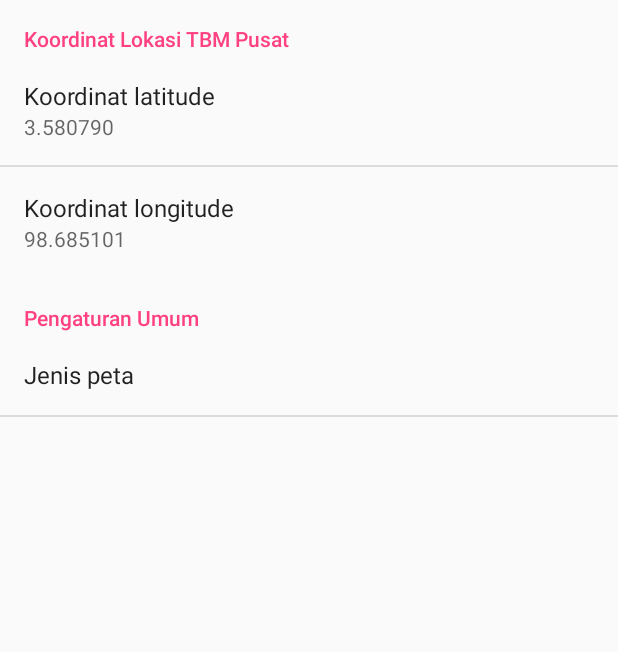
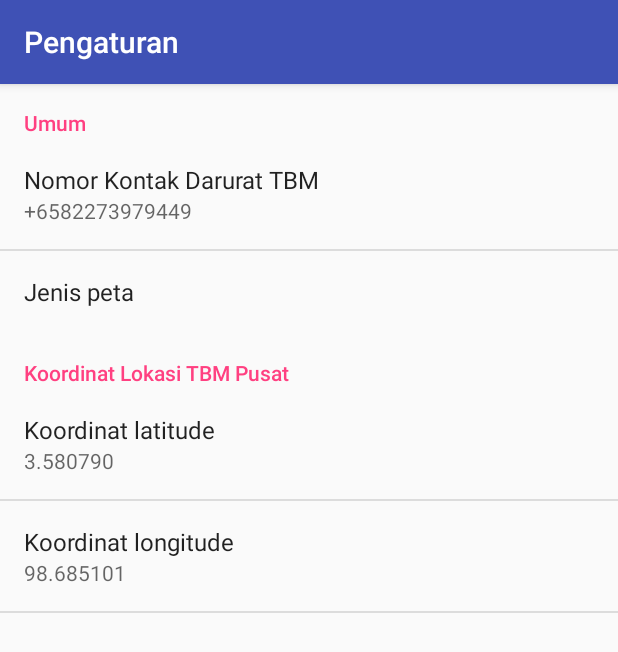
Before and after one commit to iqbalpakeh/medical-emergency-app, an Android app: the screen it shows after launch once a user with an empty profile is signed in (AppSettings before the commit, AppSettingsActivity after it), after a tap on "Pengaturan", on a phone screen of 412 x 824 dp. Shown: the top 652 px of the screen. Run offline under Robolectric (Android 15) with nearby library versions, the phone set to English and light mode, and no system bars; our stand-ins replace Firebase (no records; nobody signed in at launch, a user with empty details on screens opened directly); libraries missing offline, so code that uses them is left out: com.directions.route, com.getbase.floatingactionbutton; 10 statements that could not run were skipped.

Commit message:
Use fragment preference instead of activity fragment

```diff
--- a/Client/EmergencyMedicalTeam/app/src/main/AndroidManifest.xml
+++ b/Client/EmergencyMedicalTeam/app/src/main/AndroidManifest.xml
@@ -75,8 +75,8 @@
         </activity>
 
         <activity
-            android:name=".AppSettings"
-            android:label="@string/app_name"
+            android:name=".settings.AppSettingsActivity"
+            android:label="@string/heading_settings"
             android:screenOrientation="portrait"
             android:theme="@style/action_bar_activity">
             <meta-data
--- a/Client/EmergencyMedicalTeam/app/src/main/java/com/progremastudio/emergencymedicalteam/core/MainActivity.java
+++ b/Client/EmergencyMedicalTeam/app/src/main/java/com/progremastudio/emergencymedicalteam/core/MainActivity.java
@@ -21,12 +21,12 @@ import android.view.View;
 import com.getbase.floatingactionbutton.FloatingActionButton;
 import com.getbase.floatingactionbutton.FloatingActionsMenu;
 import com.google.firebase.auth.FirebaseAuth;
-import com.progremastudio.emergencymedicalteam.AppSettings;
 import com.progremastudio.emergencymedicalteam.AppSharedPreferences;
 import com.progremastudio.emergencymedicalteam.BaseActivity;
 import com.progremastudio.emergencymedicalteam.R;
 import com.progremastudio.emergencymedicalteam.authentication.AboutActivity;
 import com.progremastudio.emergencymedicalteam.authentication.SignInActivity;
+import com.progremastudio.emergencymedicalteam.settings.AppSettingsActivity;
 
 public class MainActivity extends BaseActivity {
 
@@ -198,7 +198,7 @@ public class MainActivity extends BaseActivity {
             /*
             Go to AboutActivity
              */
-            startActivity(new Intent(this, AppSettings.class));
+            startActivity(new Intent(this, AppSettingsActivity.class));
             return true;
 
         }
@@ -229,7 +229,7 @@ public class MainActivity extends BaseActivity {
      */
     private void makePhoneCall() {
         Intent intent = new Intent(Intent.ACTION_CALL);
-        intent.setData(Uri.parse("tel:" + getString(R.string.Ambulance_Phone_Number)));
+        intent.setData(Uri.parse("tel:" + getString(R.string.str_tbm_emergency_contact_default)));
         startActivity(intent);
     }
 
--- /dev/null
+++ b/Client/EmergencyMedicalTeam/app/src/main/java/com/progremastudio/emergencymedicalteam/settings/AppSettingsActivity.java
@@ -0,0 +1,18 @@
+package com.progremastudio.emergencymedicalteam.settings;
+
+import android.os.Bundle;
+import android.support.annotation.Nullable;
+
+import com.progremastudio.emergencymedicalteam.BaseActivity;
+
+public class AppSettingsActivity extends BaseActivity {
+
+    @Override
+    protected void onCreate(@Nullable Bundle savedInstanceState) {
+        super.onCreate(savedInstanceState);
+        getFragmentManager().beginTransaction()
+                .replace(android.R.id.content, new AppSettingsFragment())
+                .commit();
+    }
+
+}
--- a/Client/EmergencyMedicalTeam/app/src/main/java/com/progremastudio/emergencymedicalteam/AppSettings.java
+++ b/Client/EmergencyMedicalTeam/app/src/main/java/com/progremastudio/emergencymedicalteam/settings/AppSettingsFragment.java
@@ -1,14 +1,17 @@
-package com.progremastudio.emergencymedicalteam;
+package com.progremastudio.emergencymedicalteam.settings;
 
 import android.content.SharedPreferences;
 import android.os.Bundle;
 import android.preference.Preference;
-import android.preference.PreferenceActivity;
+import android.preference.PreferenceFragment;
 import android.preference.PreferenceManager;
 import android.support.annotation.Nullable;
 import android.util.Log;
 
-public class AppSettings extends PreferenceActivity implements SharedPreferences.OnSharedPreferenceChangeListener {
+import com.progremastudio.emergencymedicalteam.R;
+
+public class AppSettingsFragment extends PreferenceFragment
+        implements SharedPreferences.OnSharedPreferenceChangeListener {
 
     private static final String TAG = "app-settings";
 
@@ -17,9 +20,26 @@ public class AppSettings extends PreferenceActivity implements SharedPreferences
     public static final String KEY_MAP_TYPE = "key_map_type";
 
     @Override
-    protected void onCreate(@Nullable Bundle savedInstanceState) {
+    public void onCreate(@Nullable Bundle savedInstanceState) {
         super.onCreate(savedInstanceState);
         addPreferencesFromResource(R.xml.preferences);
+    }
+
+    @Override
+    public void onResume() {
+        super.onResume();
+        getPreferenceScreen().getSharedPreferences()
+                .registerOnSharedPreferenceChangeListener(this);
+        resetSummary(KEY_LATITUDE);
+        resetSummary(KEY_LONGITUDE);
+        resetSummary(KEY_MAP_TYPE);
+    }
+
+    @Override
+    public void onPause() {
+        super.onPause();
+        getPreferenceScreen().getSharedPreferences()
+                .unregisterOnSharedPreferenceChangeListener(this);
     }
 
     @Override
@@ -29,27 +49,11 @@ public class AppSettings extends PreferenceActivity implements SharedPreferences
         connectionPref.setSummary(sharedPreferences.getString(key, ""));
     }
 
-    @Override
-    protected void onResume() {
-        super.onResume();
-        getPreferenceScreen().getSharedPreferences()
-                .registerOnSharedPreferenceChangeListener(this);
-        resetSummary(KEY_LATITUDE);
-        resetSummary(KEY_LONGITUDE);
-        resetSummary(KEY_MAP_TYPE);
-    }
-
-    @Override
-    protected void onPause() {
-        super.onPause();
-        getPreferenceScreen().getSharedPreferences()
-                .unregisterOnSharedPreferenceChangeListener(this);
-    }
-
     private void resetSummary(String key) {
-        SharedPreferences sharedPref = PreferenceManager.getDefaultSharedPreferences(this);
+        SharedPreferences sharedPref = PreferenceManager.getDefaultSharedPreferences(getActivity());
         String keyValue = sharedPref.getString(key, "");
         Preference preference = findPreference(key);
         preference.setSummary(keyValue);
     }
+
 }
--- a/Client/EmergencyMedicalTeam/app/src/main/res/values/strings.xml
+++ b/Client/EmergencyMedicalTeam/app/src/main/res/values/strings.xml
@@ -10,7 +10,8 @@
     <string name="heading_location">Lokasi</string>
     <string name="heading_post">Laporan</string>
     <string name="heading_chat">Obrolan</string>
-    <string name="Ambulance_Phone_Number">+6582273979449</string>
+    <string name="heading_settings">Pengaturan</string>
+
     <string name="search_my_location">search my location</string>
     <string name="search_local_hospital">search local hospital</string>
 
@@ -35,15 +36,19 @@
 
     <!-- Preference values -->
     <string name="str_tbm_coordinate_location">Koordinat Lokasi TBM Pusat</string>
-    <string name="str_tbm_general_settings">Pengaturan Umum</string>
+    <string name="str_tbm_general_settings">Umum</string>
     <string name="str_latitude_coordinate">Koordinat latitude</string>
     <string name="str_default_latitude">3.580790</string>
     <string name="str_longitude_coordinate">Koordinat longitude</string>
     <string name="str_default_longitude">98.685101</string>
+    <string name="str_map_type">Jenis peta</string>
     <string name="str_Modern">Modern</string>
     <string name="str_Retro">Klasik</string>
+    <string name="str_tbm_emergency_contact">Nomor Kontak Darurat TBM</string>
+    <string name="str_tbm_emergency_contact_default">+6582273979449</string>
     <string name="key_latitude">key_latitude</string>
     <string name="key_longitude">key_longitude</string>
+    <string name="key_tbm_emergency_contact">key_tbm_emergency_contact</string>
     <string name="key_map_type">key_map_type</string>
 
 </resources>
--- a/Client/EmergencyMedicalTeam/app/src/main/res/xml/preferences.xml
+++ b/Client/EmergencyMedicalTeam/app/src/main/res/xml/preferences.xml
@@ -1,5 +1,23 @@
 <?xml version="1.0" encoding="utf-8"?>
 <PreferenceScreen xmlns:android="http://schemas.android.com/apk/res/android">
+
+    <PreferenceCategory
+        android:title="@string/str_tbm_general_settings" >
+
+        <EditTextPreference
+            android:title="@string/str_tbm_emergency_contact"
+            android:key="@string/key_tbm_emergency_contact"
+            android:summary="@string/str_tbm_emergency_contact_default"
+            android:defaultValue="@string/str_tbm_emergency_contact_default"/>EditTextPreference
+
+        <ListPreference
+            android:title="@string/str_map_type"
+            android:key="@string/key_map_type"
+            android:summary="@string/str_Modern"
+            android:entries="@array/map_type_entries"
+            android:entryValues="@array/map_type_values" />
+
+    </PreferenceCategory>
 
     <PreferenceCategory
         android:title="@string/str_tbm_coordinate_location">
@@ -18,16 +36,4 @@
 
     </PreferenceCategory>
 
-    <PreferenceCategory
-        android:title="@string/str_tbm_general_settings" >
-
-        <ListPreference
-            android:title="Jenis peta"
-            android:key="@string/key_map_type"
-            android:summary="@string/str_Modern"
-            android:entries="@array/map_type_entries"
-            android:entryValues="@array/map_type_values" />
-
-    </PreferenceCategory>
-
 </PreferenceScreen>
```
Also changed, not shown: Client/EmergencyMedicalTeam/app/src/main/java/com/progremastudio/emergencymedicalteam/core/LocationFragment.java (+4 -4 lines).
